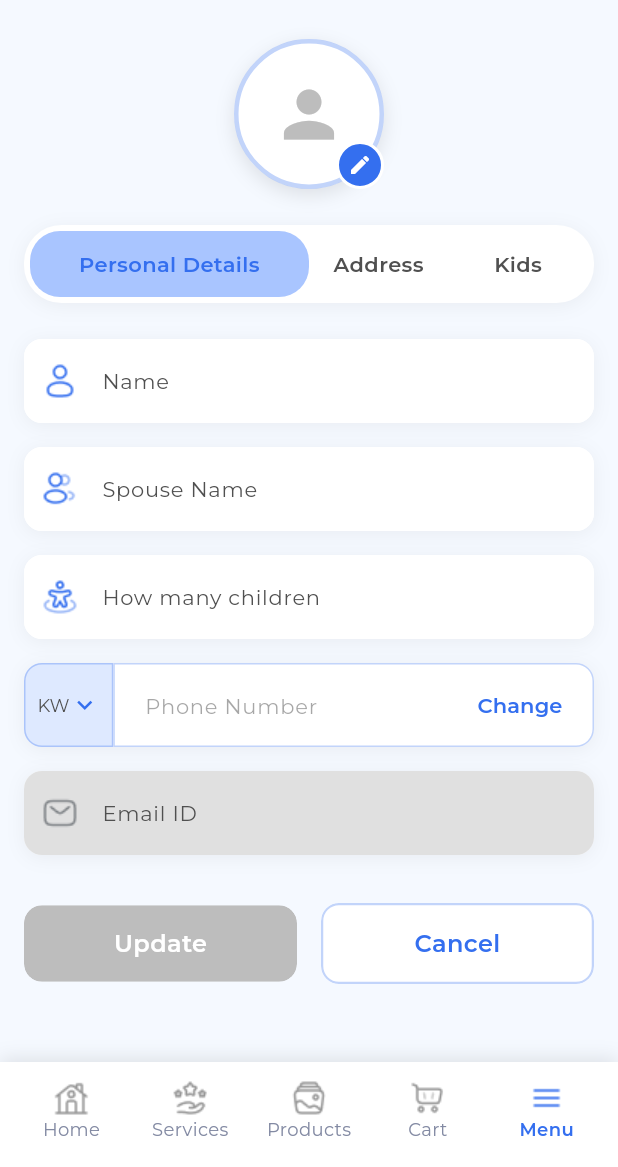
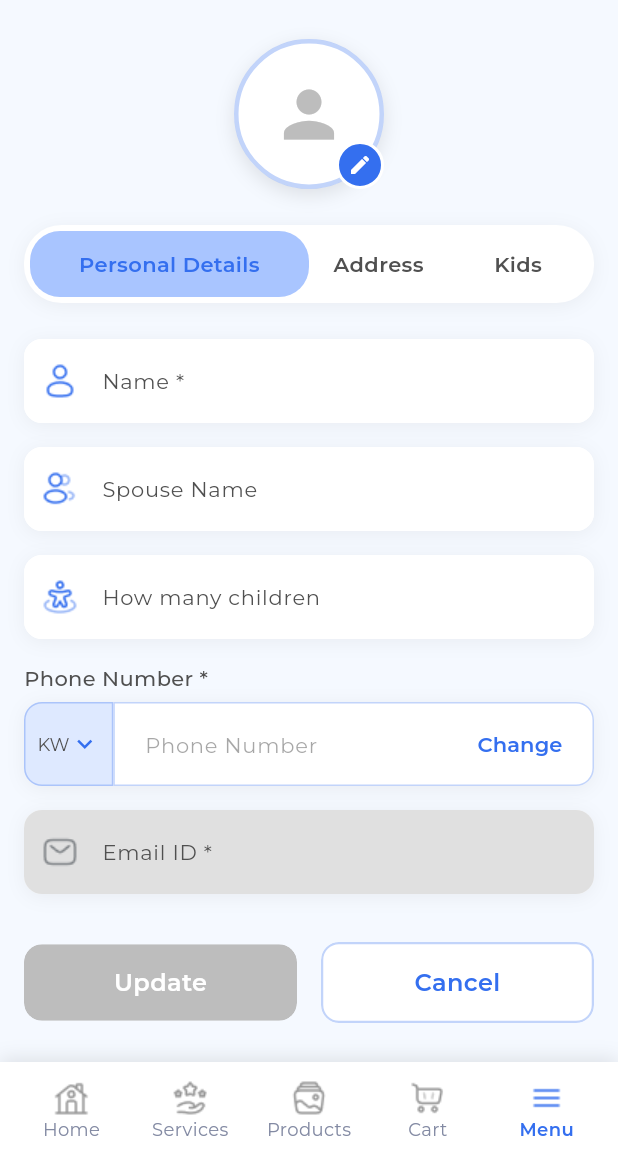
Before and after one commit to AkashSkm94/momy_kids_user, a Flutter app: the ProfileView screen opened by its route, on a phone screen of 412 x 824 dp, the part 69-1236 px from its top. Run offline on Flutter 3.47's test engine with Material 3 defaults, Android fonts, the phone set to English and light mode, and no system bars; our stand-ins replace cached_network_image, connectivity_plus, image_picker, pinput, shared_preferences; missing offline and left inert: jwt_decode; accounts and stored records are empty.

Commit message:
profile asterisk (*)

```diff
--- a/lib/core/network/apiutils.dart
+++ b/lib/core/network/apiutils.dart
@@ -66,6 +66,7 @@ class ApiUtils {
         headers: requestHeaders,
       ).timeout(const Duration(seconds: _timeoutDuration));
       print("url $url");
+      print("headers ${requestHeaders}");
       print(response.body);
       return _handleResponse(response);
     } catch (e) {
--- a/lib/screens/profile/view/profile_view.dart
+++ b/lib/screens/profile/view/profile_view.dart
@@ -503,6 +503,7 @@ class _ProfileViewState extends State<ProfileView> {
             ),
             labelText: localizations.translate('name'),
             onChanged: (value) => _viewModel.setName(value),
+            isRequired: true,
             validator: (value) {
               if (value == null || value.trim().isEmpty) {
                 return localizations.translate('name_required');
@@ -537,6 +538,7 @@ class _ProfileViewState extends State<ProfileView> {
             keyboardType: TextInputType.emailAddress,
             onChanged: (value) => _viewModel.setEmail(value),
             readOnly: true,
+            isRequired: true,
           ),
         ],
       ),
@@ -633,7 +635,7 @@ class _ProfileViewState extends State<ProfileView> {
               color: ColorPalette.textPrimary,
             ),
             decoration: InputDecoration(
-              labelText: localizations.translate('governorate'),
+              labelText: '${localizations.translate('governorate')} *',
               hintText: localizations.translate('select'),
               prefixIcon: Padding(
                 padding: const EdgeInsetsDirectional.only(
@@ -1169,7 +1171,10 @@ class _ProfileViewState extends State<ProfileView> {
     Function(String)? onChanged,
     bool readOnly = false,
     String? Function(String?)? validator,
+    bool isRequired = false,
   }) {
+    final displayLabel = isRequired ? '$labelText *' : labelText;
+
     return Container(
       decoration: BoxDecoration(
         color: Colors.white,
@@ -1194,7 +1199,7 @@ class _ProfileViewState extends State<ProfileView> {
           color: ColorPalette.textPrimary,
         ),
         decoration: InputDecoration(
-          labelText: labelText,
+          labelText: displayLabel,
           prefixIcon: image,
           filled: true,
           fillColor: readOnly ? Colors.grey[300] : Colors.white,
@@ -1302,6 +1307,9 @@ class _ProfileViewState extends State<ProfileView> {
   }
 
   Widget _buildPhoneField(AppLocalizations localizations) {
+    final isArabic =
+        Localizations.localeOf(context).languageCode.toLowerCase() == 'ar';
+
     return Consumer<ProfileViewModel>(
       builder: (context, viewModel, child) {
         return FormField<String>(
@@ -1310,6 +1318,16 @@ class _ProfileViewState extends State<ProfileView> {
             return Column(
               crossAxisAlignment: CrossAxisAlignment.start,
               children: [
+                Text(
+                  '${localizations.translate('phone_number')} *',
+                  style: const TextStyle(
+                    fontFamily: 'Montserrat',
+                    fontSize: 14,
+                    fontWeight: FontWeight.w500,
+                    color: ColorPalette.textSecondary,
+                  ),
+                ),
+                const SizedBox(height: 6),
                 Container(
                   decoration: BoxDecoration(
                     color: Colors.white,
@@ -1331,9 +1349,11 @@ class _ProfileViewState extends State<ProfileView> {
                         padding: const EdgeInsets.symmetric(horizontal: 8, vertical: 2),
                         decoration: BoxDecoration(
                           color: const Color(0xFFDEE9FF),
-                          borderRadius: const BorderRadius.only(
-                            topLeft: Radius.circular(12),
-                            bottomLeft: Radius.circular(12),
+                          borderRadius:  BorderRadius.only(
+                            topLeft: Radius.circular(isArabic ? 0 : 12),
+                            bottomLeft: Radius.circular(isArabic ? 0 : 12),
+                            topRight: Radius.circular(isArabic ? 12 : 0),
+                            bottomRight: Radius.circular(isArabic ? 12 : 0),
                           ),
                           border: Border.all(
                             color: ColorPalette.primary.withOpacity(0.3),
@@ -1389,9 +1409,11 @@ class _ProfileViewState extends State<ProfileView> {
                           padding: const EdgeInsets.symmetric(horizontal: 8, vertical: 2),
                           decoration: BoxDecoration(
                             color: Colors.white,
-                            borderRadius: const BorderRadius.only(
-                              topRight: Radius.circular(12),
-                              bottomRight: Radius.circular(12),
+                            borderRadius: BorderRadius.only(
+                              topRight: Radius.circular(isArabic ? 0 : 12),
+                              bottomRight: Radius.circular(isArabic ? 0 : 12),
+                              topLeft: Radius.circular(isArabic ? 12 : 0),
+                              bottomLeft: Radius.circular(isArabic ? 12 : 0),
                             ),
                             border: Border.all(
                               color: ColorPalette.primary.withOpacity(0.3),
--- a/lib/screens/profile/view_model/profile_view_model.dart
+++ b/lib/screens/profile/view_model/profile_view_model.dart
@@ -339,9 +339,7 @@ class ProfileViewModel extends ChangeNotifier {
 
       final response = await ApiUtils.post(
         endpoint: UrlManager.addKids,
-        body: {
-          'children': [childPayload], // Send only the single kid
-        },
+        body: childPayload,
       );
 
       if (response.isSuccess) {
@@ -429,9 +427,7 @@ class ProfileViewModel extends ChangeNotifier {
 
       final response = await ApiUtils.put(
         endpoint: UrlManager.updateKids,
-        body: {
-          'children': [childPayload],
-        },
+        body: childPayload,
       );
 
       if (response.isSuccess) {
```
